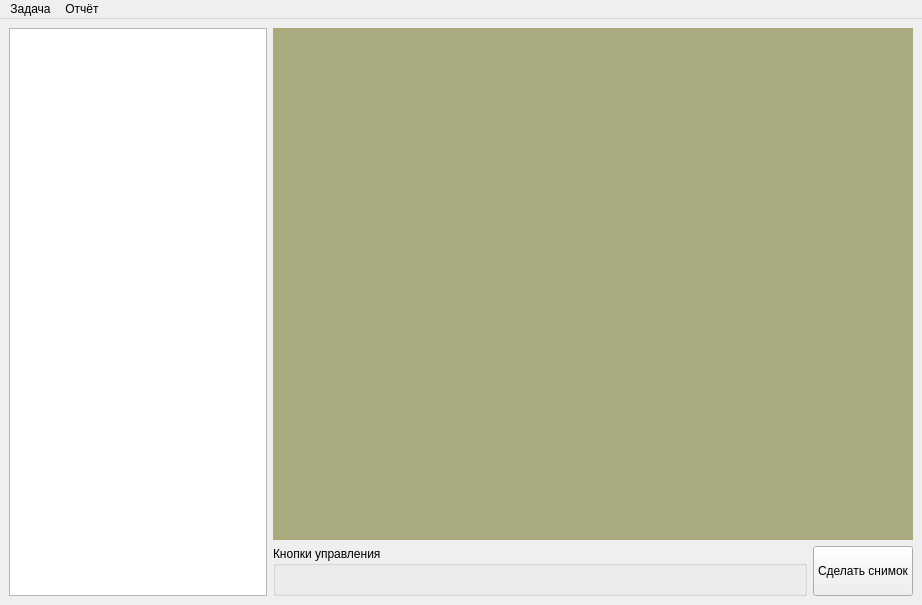
First picture: the form in ImageCapture/ImageCapture/Forms/MainWindow.ui, repository ssidko/WorkProjects, before the edit.
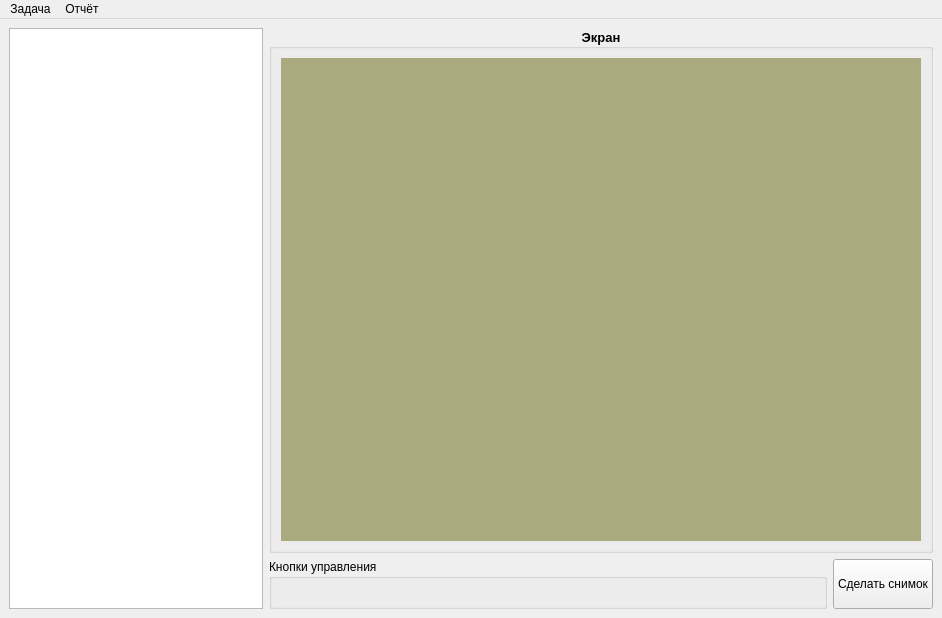
Second picture: the form after the edit. Custom widgets are drawn as their Qt base class.

Patch:
```diff
--- a/ImageCapture/ImageCapture/Forms/MainWindow.ui
+++ b/ImageCapture/ImageCapture/Forms/MainWindow.ui
@@ -6,8 +6,8 @@
    <rect>
     <x>0</x>
     <y>0</y>
-    <width>922</width>
-    <height>605</height>
+    <width>942</width>
+    <height>618</height>
    </rect>
   </property>
   <property name="sizePolicy">
@@ -34,6 +34,22 @@
     <item>
      <layout class="QVBoxLayout" name="verticalLayout">
       <item>
+       <widget class="QGroupBox" name="ScreenGroupBox">
+        <property name="font">
+         <font>
+          <pointsize>10</pointsize>
+          <weight>75</weight>
+          <bold>true</bold>
+         </font>
+        </property>
+        <property name="title">
+         <string>Экран</string>
+        </property>
+        <property name="alignment">
+         <set>Qt::AlignCenter</set>
+        </property>
+        <layout class="QGridLayout" name="gridLayout">
+         <item row="0" column="0">
        <widget class="QCameraViewfinder" name="ScreenWidget" native="true">
         <property name="minimumSize">
          <size>
@@ -105,6 +121,13 @@
           </disabled>
          </palette>
         </property>
+           <property name="font">
+            <font>
+             <italic>false</italic>
+             <underline>false</underline>
+             <kerning>true</kerning>
+            </font>
+           </property>
         <property name="autoFillBackground">
          <bool>true</bool>
         </property>
@@ -113,6 +136,9 @@
         </property>
        </widget>
       </item>
+        </layout>
+       </widget>
+      </item>
       <item>
        <layout class="QHBoxLayout" name="horizontalLayout_2">
         <item>
@@ -153,7 +179,7 @@
     <rect>
      <x>0</x>
      <y>0</y>
-     <width>922</width>
+     <width>942</width>
      <height>21</height>
     </rect>
    </property>
```
Left out of the diff: 2 changed lines with no effect on the pictures. Lines whose indentation alone changed are shown as unchanged.
